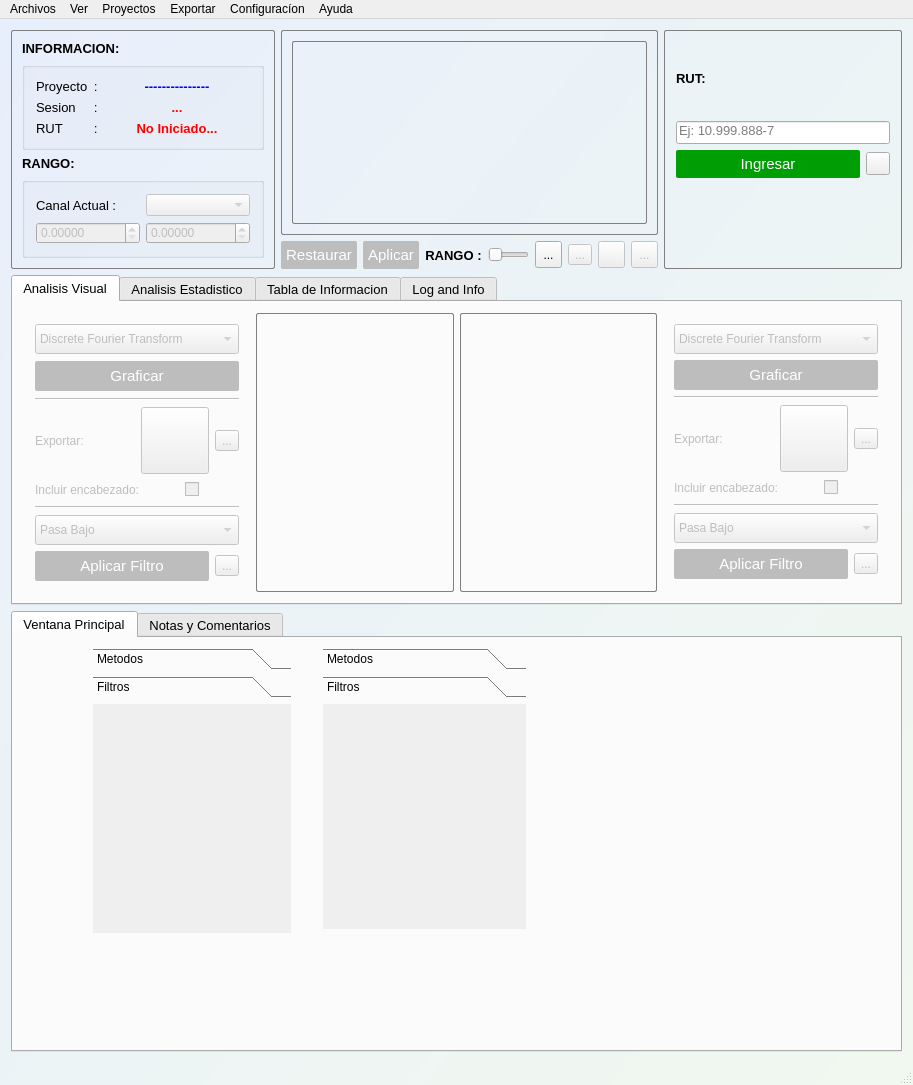
First picture: the form in mainwindow.ui, repository dkmpos89/EMGsoft, before the edit.
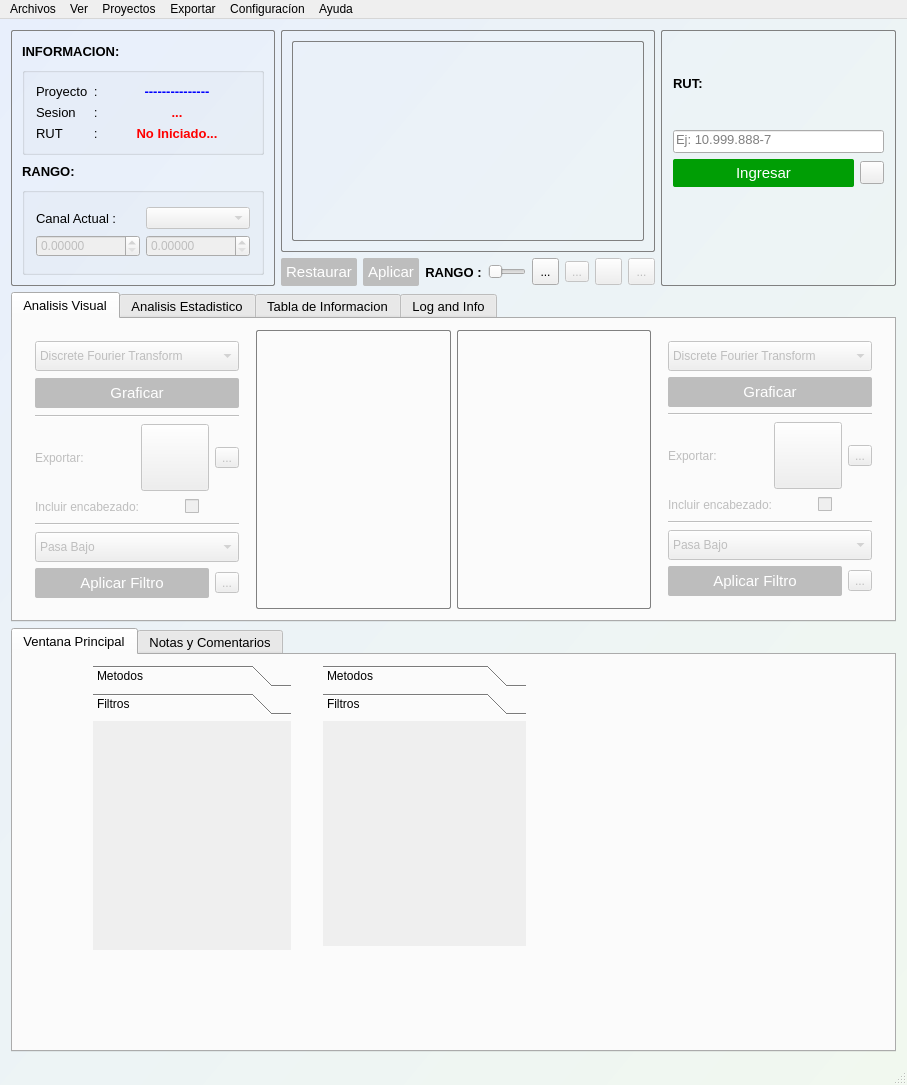
Second picture: the form after the edit. Icons and pictures are not drawn. Custom widgets are drawn as their Qt base class.

Patch:
```diff
--- a/mainwindow.ui
+++ b/mainwindow.ui
@@ -6,7 +6,7 @@
    <rect>
     <x>0</x>
     <y>0</y>
-    <width>913</width>
+    <width>907</width>
     <height>1085</height>
    </rect>
   </property>
@@ -77,10 +77,8 @@
    <bool>true</bool>
   </property>
   <widget class="QWidget" name="centralWidget">
-   <layout class="QGridLayout" name="gridLayout_10">
+   <layout class="QGridLayout" name="gridLayout_13">
     <item row="0" column="0">
-     <layout class="QVBoxLayout" name="verticalLayout_3">
-      <item>
        <layout class="QHBoxLayout" name="horizontalLayout">
         <property name="spacing">
          <number>6</number>
@@ -538,6 +536,12 @@
                  <verstretch>0</verstretch>
                 </sizepolicy>
                </property>
+             <property name="minimumSize">
+              <size>
+               <width>0</width>
+               <height>200</height>
+              </size>
+             </property>
                <property name="font">
                 <font>
                  <pointsize>10</pointsize>
@@ -963,7 +967,7 @@
         </item>
        </layout>
       </item>
-      <item>
+    <item row="1" column="0">
        <widget class="QTabWidget" name="tabTiempoFrec">
         <property name="sizePolicy">
          <sizepolicy hsizetype="Expanding" vsizetype="Fixed">
@@ -989,387 +993,8 @@
          <attribute name="title">
           <string>Analisis Visual</string>
          </attribute>
-         <layout class="QGridLayout" name="gridLayout_13">
-          <item row="0" column="1">
-           <widget class="QWidget" name="toolBoxGrafico3" native="true">
-            <property name="enabled">
-             <bool>false</bool>
-            </property>
-            <property name="sizePolicy">
-             <sizepolicy hsizetype="Fixed" vsizetype="Preferred">
-              <horstretch>0</horstretch>
-              <verstretch>0</verstretch>
-             </sizepolicy>
-            </property>
-            <layout class="QGridLayout" name="gridLayout_21">
+       <layout class="QGridLayout" name="gridLayout_10">
              <item row="0" column="0">
-              <widget class="QComboBox" name="comboAnalisis3">
-               <property name="minimumSize">
-                <size>
-                 <width>0</width>
-                 <height>30</height>
-                </size>
-               </property>
-               <item>
-                <property name="text">
-                 <string>Discrete Fourier Transform</string>
-                </property>
-                <property name="icon">
-                 <iconset resource="images.qrc">
-                  <normaloff>:/imagenes/arrowApply.png</normaloff>:/imagenes/arrowApply.png</iconset>
-                </property>
-               </item>
-               <item>
-                <property name="text">
-                 <string>Fast Fourier Transform</string>
-                </property>
-                <property name="icon">
-                 <iconset resource="images.qrc">
-                  <normaloff>:/imagenes/arrowApply.png</normaloff>:/imagenes/arrowApply.png</iconset>
-                </property>
-               </item>
-               <item>
-                <property name="text">
-                 <string>Gabor Transform</string>
-                </property>
-                <property name="icon">
-                 <iconset resource="images.qrc">
-                  <normaloff>:/imagenes/arrowApply.png</normaloff>:/imagenes/arrowApply.png</iconset>
-                </property>
-               </item>
-               <item>
-                <property name="text">
-                 <string>Wavelet Transform</string>
-                </property>
-                <property name="icon">
-                 <iconset resource="images.qrc">
-                  <normaloff>:/imagenes/arrowApply.png</normaloff>:/imagenes/arrowApply.png</iconset>
-                </property>
-               </item>
-               <item>
-                <property name="text">
-                 <string>Spectrogram</string>
-                </property>
-                <property name="icon">
-                 <iconset resource="images.qrc">
-                  <normaloff>:/imagenes/arrowApply.png</normaloff>:/imagenes/arrowApply.png</iconset>
-                </property>
-               </item>
-               <item>
-                <property name="text">
-                 <string>Histogram Fourier</string>
-                </property>
-                <property name="icon">
-                 <iconset resource="images.qrc">
-                  <normaloff>:/imagenes/arrowApply.png</normaloff>:/imagenes/arrowApply.png</iconset>
-                </property>
-               </item>
-               <item>
-                <property name="text">
-                 <string>Histogram</string>
-                </property>
-                <property name="icon">
-                 <iconset resource="images.qrc">
-                  <normaloff>:/imagenes/arrowApply.png</normaloff>:/imagenes/arrowApply.png</iconset>
-                </property>
-               </item>
-               <item>
-                <property name="text">
-                 <string>MovingRms</string>
-                </property>
-                <property name="icon">
-                 <iconset resource="images.qrc">
-                  <normaloff>:/imagenes/arrowApply.png</normaloff>:/imagenes/arrowApply.png</iconset>
-                </property>
-               </item>
-               <item>
-                <property name="text">
-                 <string>Mean Frequency</string>
-                </property>
-                <property name="icon">
-                 <iconset resource="images.qrc">
-                  <normaloff>:/imagenes/arrowApply.png</normaloff>:/imagenes/arrowApply.png</iconset>
-                </property>
-               </item>
-               <item>
-                <property name="text">
-                 <string>Normalize</string>
-                </property>
-                <property name="icon">
-                 <iconset resource="images.qrc">
-                  <normaloff>:/imagenes/arrowApply.png</normaloff>:/imagenes/arrowApply.png</iconset>
-                </property>
-               </item>
-              </widget>
-             </item>
-             <item row="1" column="0">
-              <widget class="QPushButton" name="ButtonGraficar3">
-               <property name="minimumSize">
-                <size>
-                 <width>0</width>
-                 <height>30</height>
-                </size>
-               </property>
-               <property name="styleSheet">
-                <string notr="true"/>
-               </property>
-               <property name="text">
-                <string>Graficar</string>
-               </property>
-              </widget>
-             </item>
-             <item row="2" column="0">
-              <widget class="Line" name="line_6">
-               <property name="orientation">
-                <enum>Qt::Horizontal</enum>
-               </property>
-              </widget>
-             </item>
-             <item row="3" column="0">
-              <layout class="QHBoxLayout" name="horizontalLayout_11">
-               <item>
-                <widget class="QLabel" name="label_SaveG3">
-                 <property name="text">
-                  <string>Exportar:</string>
-                 </property>
-                </widget>
-               </item>
-               <item>
-                <widget class="QToolButton" name="btnSaveImageG3">
-                 <property name="text">
-                  <string/>
-                 </property>
-                 <property name="icon">
-                  <iconset resource="images.qrc">
-                   <normaloff>:/imagenes/020.png</normaloff>:/imagenes/020.png</iconset>
-                 </property>
-                 <property name="iconSize">
-                  <size>
-                   <width>60</width>
-                   <height>60</height>
-                  </size>
-                 </property>
-                 <property name="autoRepeat">
-                  <bool>false</bool>
-                 </property>
-                 <property name="autoRaise">
-                  <bool>false</bool>
-                 </property>
-                </widget>
-               </item>
-               <item>
-                <widget class="QToolButton" name="btnSaveDataG3">
-                 <property name="text">
-                  <string>...</string>
-                 </property>
-                 <property name="icon">
-                  <iconset resource="images.qrc">
-                   <normaloff>:/imagenes/csv_txt.png</normaloff>:/imagenes/csv_txt.png</iconset>
-                 </property>
-                 <property name="iconSize">
-                  <size>
-                   <width>60</width>
-                   <height>60</height>
-                  </size>
-                 </property>
-                 <property name="autoRepeat">
-                  <bool>false</bool>
-                 </property>
-                 <property name="autoRaise">
-                  <bool>false</bool>
-                 </property>
-                </widget>
-               </item>
-              </layout>
-             </item>
-             <item row="4" column="0">
-              <layout class="QHBoxLayout" name="horizontalLayout_10">
-               <item>
-                <widget class="QLabel" name="label_17">
-                 <property name="text">
-                  <string>Incluir encabezado:</string>
-                 </property>
-                </widget>
-               </item>
-               <item>
-                <spacer name="horizontalSpacer_8">
-                 <property name="orientation">
-                  <enum>Qt::Horizontal</enum>
-                 </property>
-                 <property name="sizeHint" stdset="0">
-                  <size>
-                   <width>40</width>
-                   <height>20</height>
-                  </size>
-                 </property>
-                </spacer>
-               </item>
-               <item>
-                <widget class="QCheckBox" name="in_enca_3">
-                 <property name="text">
-                  <string/>
-                 </property>
-                </widget>
-               </item>
-               <item>
-                <spacer name="horizontalSpacer_7">
-                 <property name="orientation">
-                  <enum>Qt::Horizontal</enum>
-                 </property>
-                 <property name="sizeHint" stdset="0">
-                  <size>
-                   <width>40</width>
-                   <height>20</height>
-                  </size>
-                 </property>
-                </spacer>
-               </item>
-              </layout>
-             </item>
-             <item row="5" column="0">
-              <widget class="Line" name="line_7">
-               <property name="orientation">
-                <enum>Qt::Horizontal</enum>
-               </property>
-              </widget>
-             </item>
-             <item row="6" column="0">
-              <widget class="QComboBox" name="comboFiltros_3">
-               <property name="minimumSize">
-                <size>
-                 <width>0</width>
-                 <height>30</height>
-                </size>
-               </property>
-               <property name="iconSize">
-                <size>
-                 <width>35</width>
-                 <height>20</height>
-                </size>
-               </property>
-               <property name="duplicatesEnabled">
-                <bool>false</bool>
-               </property>
-               <property name="frame">
-                <bool>true</bool>
-               </property>
-               <item>
-                <property name="text">
-                 <string>Pasa Bajo</string>
-                </property>
-                <property name="icon">
-                 <iconset resource="images.qrc">
-                  <normaloff>:/imagenes/arrowApply.png</normaloff>:/imagenes/arrowApply.png</iconset>
-                </property>
-               </item>
-               <item>
-                <property name="text">
-                 <string>Pasa Alto</string>
-                </property>
-                <property name="icon">
-                 <iconset resource="images.qrc">
-                  <normaloff>:/imagenes/arrowApply.png</normaloff>:/imagenes/arrowApply.png</iconset>
-                </property>
-               </item>
-               <item>
-                <property name="text">
-                 <string>Pasa Banda</string>
-                </property>
-                <property name="icon">
-                 <iconset resource="images.qrc">
-                  <normaloff>:/imagenes/arrowApply.png</normaloff>:/imagenes/arrowApply.png</iconset>
-                </property>
-               </item>
-               <item>
-                <property name="text">
-                 <string>Elimina Banda</string>
-                </property>
-                <property name="icon">
-                 <iconset resource="images.qrc">
-                  <normaloff>:/imagenes/arrowApply.png</normaloff>:/imagenes/arrowApply.png</iconset>
-                </property>
-               </item>
-               <item>
-                <property name="text">
-                 <string>Filtro Notch</string>
-                </property>
-                <property name="icon">
-                 <iconset resource="images.qrc">
-                  <normaloff>:/imagenes/arrowApply.png</normaloff>:/imagenes/arrowApply.png</iconset>
-                </property>
-               </item>
-               <item>
-                <property name="text">
-                 <string>Pasa Bajo - Butterworth</string>
-                </property>
-                <property name="icon">
-                 <iconset resource="images.qrc">
-                  <normaloff>:/imagenes/arrowApply.png</normaloff>:/imagenes/arrowApply.png</iconset>
-                </property>
-               </item>
-               <item>
-                <property name="text">
-                 <string>Filtro de Gabor</string>
-                </property>
-                <property name="icon">
-                 <iconset resource="images.qrc">
-                  <normaloff>:/imagenes/arrowApply.png</normaloff>:/imagenes/arrowApply.png</iconset>
-                </property>
-               </item>
-               <item>
-                <property name="text">
-                 <string>Filtro de Wavelet</string>
-                </property>
-                <property name="icon">
-                 <iconset resource="images.qrc">
-                  <normaloff>:/imagenes/arrowApply.png</normaloff>:/imagenes/arrowApply.png</iconset>
-                </property>
-               </item>
-              </widget>
-             </item>
-             <item row="7" column="0">
-              <layout class="QHBoxLayout" name="horizontalLayout_12">
-               <item>
-                <widget class="QPushButton" name="btn_AplicarFiltro3">
-                 <property name="minimumSize">
-                  <size>
-                   <width>0</width>
-                   <height>30</height>
-                  </size>
-                 </property>
-                 <property name="text">
-                  <string>Aplicar Filtro</string>
-                 </property>
-                </widget>
-               </item>
-               <item>
-                <widget class="QToolButton" name="toolBtn_Filtros3">
-                 <property name="text">
-                  <string>...</string>
-                 </property>
-                 <property name="icon">
-                  <iconset resource="images.qrc">
-                   <normaloff>:/imagenes/Gear.ico</normaloff>:/imagenes/Gear.ico</iconset>
-                 </property>
-                 <property name="iconSize">
-                  <size>
-                   <width>30</width>
-                   <height>30</height>
-                  </size>
-                 </property>
-                 <property name="autoRaise">
-                  <bool>false</bool>
-                 </property>
-                </widget>
-               </item>
-              </layout>
-             </item>
-            </layout>
-           </widget>
-          </item>
-          <item row="0" column="0">
-           <layout class="QHBoxLayout" name="horizontalLayout_3">
-            <item>
              <widget class="QWidget" name="toolBoxGrafico2" native="true">
               <property name="enabled">
                <bool>false</bool>
@@ -1749,7 +1374,7 @@
               </layout>
              </widget>
             </item>
-            <item>
+        <item row="0" column="1">
              <layout class="QHBoxLayout" name="horizontalLayout_2">
               <item>
                <widget class="QWidget" name="ContenedorGrafico2" native="true">
@@ -1810,7 +1435,382 @@
               </item>
              </layout>
             </item>
-           </layout>
+        <item row="0" column="2">
+         <widget class="QWidget" name="toolBoxGrafico3" native="true">
+          <property name="enabled">
+           <bool>false</bool>
+          </property>
+          <property name="sizePolicy">
+           <sizepolicy hsizetype="Fixed" vsizetype="Preferred">
+            <horstretch>0</horstretch>
+            <verstretch>0</verstretch>
+           </sizepolicy>
+          </property>
+          <layout class="QGridLayout" name="gridLayout_21">
+           <item row="0" column="0">
+            <widget class="QComboBox" name="comboAnalisis3">
+             <property name="minimumSize">
+              <size>
+               <width>0</width>
+               <height>30</height>
+              </size>
+             </property>
+             <item>
+              <property name="text">
+               <string>Discrete Fourier Transform</string>
+              </property>
+              <property name="icon">
+               <iconset resource="images.qrc">
+                <normaloff>:/imagenes/arrowApply.png</normaloff>:/imagenes/arrowApply.png</iconset>
+              </property>
+             </item>
+             <item>
+              <property name="text">
+               <string>Fast Fourier Transform</string>
+              </property>
+              <property name="icon">
+               <iconset resource="images.qrc">
+                <normaloff>:/imagenes/arrowApply.png</normaloff>:/imagenes/arrowApply.png</iconset>
+              </property>
+             </item>
+             <item>
+              <property name="text">
+               <string>Gabor Transform</string>
+              </property>
+              <property name="icon">
+               <iconset resource="images.qrc">
+                <normaloff>:/imagenes/arrowApply.png</normaloff>:/imagenes/arrowApply.png</iconset>
+              </property>
+             </item>
+             <item>
+              <property name="text">
+               <string>Wavelet Transform</string>
+              </property>
+              <property name="icon">
+               <iconset resource="images.qrc">
+                <normaloff>:/imagenes/arrowApply.png</normaloff>:/imagenes/arrowApply.png</iconset>
+              </property>
+             </item>
+             <item>
+              <property name="text">
+               <string>Spectrogram</string>
+              </property>
+              <property name="icon">
+               <iconset resource="images.qrc">
+                <normaloff>:/imagenes/arrowApply.png</normaloff>:/imagenes/arrowApply.png</iconset>
+              </property>
+             </item>
+             <item>
+              <property name="text">
+               <string>Histogram Fourier</string>
+              </property>
+              <property name="icon">
+               <iconset resource="images.qrc">
+                <normaloff>:/imagenes/arrowApply.png</normaloff>:/imagenes/arrowApply.png</iconset>
+              </property>
+             </item>
+             <item>
+              <property name="text">
+               <string>Histogram</string>
+              </property>
+              <property name="icon">
+               <iconset resource="images.qrc">
+                <normaloff>:/imagenes/arrowApply.png</normaloff>:/imagenes/arrowApply.png</iconset>
+              </property>
+             </item>
+             <item>
+              <property name="text">
+               <string>MovingRms</string>
+              </property>
+              <property name="icon">
+               <iconset resource="images.qrc">
+                <normaloff>:/imagenes/arrowApply.png</normaloff>:/imagenes/arrowApply.png</iconset>
+              </property>
+             </item>
+             <item>
+              <property name="text">
+               <string>Mean Frequency</string>
+              </property>
+              <property name="icon">
+               <iconset resource="images.qrc">
+                <normaloff>:/imagenes/arrowApply.png</normaloff>:/imagenes/arrowApply.png</iconset>
+              </property>
+             </item>
+             <item>
+              <property name="text">
+               <string>Normalize</string>
+              </property>
+              <property name="icon">
+               <iconset resource="images.qrc">
+                <normaloff>:/imagenes/arrowApply.png</normaloff>:/imagenes/arrowApply.png</iconset>
+              </property>
+             </item>
+            </widget>
+           </item>
+           <item row="1" column="0">
+            <widget class="QPushButton" name="ButtonGraficar3">
+             <property name="minimumSize">
+              <size>
+               <width>0</width>
+               <height>30</height>
+              </size>
+             </property>
+             <property name="styleSheet">
+              <string notr="true"/>
+             </property>
+             <property name="text">
+              <string>Graficar</string>
+             </property>
+            </widget>
+           </item>
+           <item row="2" column="0">
+            <widget class="Line" name="line_6">
+             <property name="orientation">
+              <enum>Qt::Horizontal</enum>
+             </property>
+            </widget>
+           </item>
+           <item row="3" column="0">
+            <layout class="QHBoxLayout" name="horizontalLayout_11">
+             <item>
+              <widget class="QLabel" name="label_SaveG3">
+               <property name="text">
+                <string>Exportar:</string>
+               </property>
+              </widget>
+             </item>
+             <item>
+              <widget class="QToolButton" name="btnSaveImageG3">
+               <property name="text">
+                <string/>
+               </property>
+               <property name="icon">
+                <iconset resource="images.qrc">
+                 <normaloff>:/imagenes/020.png</normaloff>:/imagenes/020.png</iconset>
+               </property>
+               <property name="iconSize">
+                <size>
+                 <width>60</width>
+                 <height>60</height>
+                </size>
+               </property>
+               <property name="autoRepeat">
+                <bool>false</bool>
+               </property>
+               <property name="autoRaise">
+                <bool>false</bool>
+               </property>
+              </widget>
+             </item>
+             <item>
+              <widget class="QToolButton" name="btnSaveDataG3">
+               <property name="text">
+                <string>...</string>
+               </property>
+               <property name="icon">
+                <iconset resource="images.qrc">
+                 <normaloff>:/imagenes/csv_txt.png</normaloff>:/imagenes/csv_txt.png</iconset>
+               </property>
+               <property name="iconSize">
+                <size>
+                 <width>60</width>
+                 <height>60</height>
+                </size>
+               </property>
+               <property name="autoRepeat">
+                <bool>false</bool>
+               </property>
+               <property name="autoRaise">
+                <bool>false</bool>
+               </property>
+              </widget>
+             </item>
+            </layout>
+           </item>
+           <item row="4" column="0">
+            <layout class="QHBoxLayout" name="horizontalLayout_10">
+             <item>
+              <widget class="QLabel" name="label_17">
+               <property name="text">
+                <string>Incluir encabezado:</string>
+               </property>
+              </widget>
+             </item>
+             <item>
+              <spacer name="horizontalSpacer_8">
+               <property name="orientation">
+                <enum>Qt::Horizontal</enum>
+               </property>
+               <property name="sizeHint" stdset="0">
+                <size>
+                 <width>40</width>
+                 <height>20</height>
+                </size>
+               </property>
+              </spacer>
+             </item>
+             <item>
+              <widget class="QCheckBox" name="in_enca_3">
+               <property name="text">
+                <string/>
+               </property>
+              </widget>
+             </item>
+             <item>
+              <spacer name="horizontalSpacer_7">
+               <property name="orientation">
+                <enum>Qt::Horizontal</enum>
+               </property>
+               <property name="sizeHint" stdset="0">
+                <size>
+                 <width>40</width>
+                 <height>20</height>
+                </size>
+               </property>
+              </spacer>
+             </item>
+            </layout>
+           </item>
+           <item row="5" column="0">
+            <widget class="Line" name="line_7">
+             <property name="orientation">
+              <enum>Qt::Horizontal</enum>
+             </property>
+            </widget>
+           </item>
+           <item row="6" column="0">
+            <widget class="QComboBox" name="comboFiltros_3">
+             <property name="minimumSize">
+              <size>
+               <width>0</width>
+               <height>30</height>
+              </size>
+             </property>
+             <property name="iconSize">
+              <size>
+               <width>35</width>
+               <height>20</height>
+              </size>
+             </property>
+             <property name="duplicatesEnabled">
+              <bool>false</bool>
+             </property>
+             <property name="frame">
+              <bool>true</bool>
+             </property>
+             <item>
+              <property name="text">
+               <string>Pasa Bajo</string>
+              </property>
+              <property name="icon">
+               <iconset resource="images.qrc">
+                <normaloff>:/imagenes/arrowApply.png</normaloff>:/imagenes/arrowApply.png</iconset>
+              </property>
+             </item>
+             <item>
+              <property name="text">
+               <string>Pasa Alto</string>
+              </property>
+              <property name="icon">
+               <iconset resource="images.qrc">
+                <normaloff>:/imagenes/arrowApply.png</normaloff>:/imagenes/arrowApply.png</iconset>
+              </property>
+             </item>
+             <item>
+              <property name="text">
+               <string>Pasa Banda</string>
+              </property>
+              <property name="icon">
+               <iconset resource="images.qrc">
+                <normaloff>:/imagenes/arrowApply.png</normaloff>:/imagenes/arrowApply.png</iconset>
+              </property>
+             </item>
+             <item>
+              <property name="text">
+               <string>Elimina Banda</string>
+              </property>
+              <property name="icon">
+               <iconset resource="images.qrc">
+                <normaloff>:/imagenes/arrowApply.png</normaloff>:/imagenes/arrowApply.png</iconset>
+              </property>
+             </item>
+             <item>
+              <property name="text">
+               <string>Filtro Notch</string>
+              </property>
+              <property name="icon">
+               <iconset resource="images.qrc">
+                <normaloff>:/imagenes/arrowApply.png</normaloff>:/imagenes/arrowApply.png</iconset>
+              </property>
+             </item>
+             <item>
+              <property name="text">
+               <string>Pasa Bajo - Butterworth</string>
+              </property>
+              <property name="icon">
+               <iconset resource="images.qrc">
+                <normaloff>:/imagenes/arrowApply.png</normaloff>:/imagenes/arrowApply.png</iconset>
+              </property>
+             </item>
+             <item>
+              <property name="text">
+               <string>Filtro de Gabor</string>
+              </property>
+              <property name="icon">
+               <iconset resource="images.qrc">
+                <normaloff>:/imagenes/arrowApply.png</normaloff>:/imagenes/arrowApply.png</iconset>
+              </property>
+             </item>
+             <item>
+              <property name="text">
+               <string>Filtro de Wavelet</string>
+              </property>
+              <property name="icon">
+               <iconset resource="images.qrc">
+                <normaloff>:/imagenes/arrowApply.png</normaloff>:/imagenes/arrowApply.png</iconset>
+              </property>
+             </item>
+            </widget>
+           </item>
+           <item row="7" column="0">
+            <layout class="QHBoxLayout" name="horizontalLayout_12">
+             <item>
+              <widget class="QPushButton" name="btn_AplicarFiltro3">
+               <property name="minimumSize">
+                <size>
+                 <width>0</width>
+                 <height>30</height>
+                </size>
+               </property>
+               <property name="text">
+                <string>Aplicar Filtro</string>
+               </property>
+              </widget>
+             </item>
+             <item>
+              <widget class="QToolButton" name="toolBtn_Filtros3">
+               <property name="text">
+                <string>...</string>
+               </property>
+               <property name="icon">
+                <iconset resource="images.qrc">
+                 <normaloff>:/imagenes/Gear.ico</normaloff>:/imagenes/Gear.ico</iconset>
+               </property>
+               <property name="iconSize">
+                <size>
+                 <width>30</width>
+                 <height>30</height>
+                </size>
+               </property>
+               <property name="autoRaise">
+                <bool>false</bool>
+               </property>
+              </widget>
+             </item>
+            </layout>
+           </item>
+          </layout>
+         </widget>
           </item>
          </layout>
         </widget>
@@ -2290,9 +2290,7 @@
         </widget>
        </widget>
       </item>
-     </layout>
-    </item>
-    <item row="1" column="0">
+    <item row="2" column="0">
      <widget class="QTabWidget" name="tabPrincipal">
       <property name="enabled">
        <bool>true</bool>
@@ -2595,7 +2593,7 @@
     <rect>
      <x>0</x>
      <y>0</y>
-     <width>913</width>
+     <width>907</width>
      <height>21</height>
     </rect>
    </property>
```
Left out of the diff: 53 changed lines with no effect on the pictures. Lines whose indentation alone changed are shown as unchanged.
